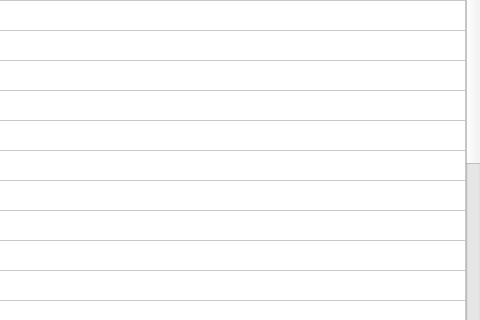
Qt form QtTBroShop/QtTBroShop.ui (TBro98/QtTBroArkShopEditingTools) before a commit; both pictures show x 800 to 1280 and y 237 to 557 of the 1280 by 700 pixel window.
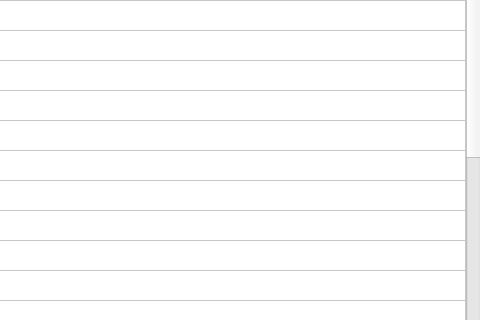
The same form after that commit. The open tabs and pages were chosen to show the change.

Diff of the .ui file:
```diff
--- a/QtTBroShop/QtTBroShop.ui
+++ b/QtTBroShop/QtTBroShop.ui
@@ -2013,7 +2013,7 @@
        <x>0</x>
        <y>0</y>
        <width>1281</width>
-       <height>621</height>
+       <height>611</height>
       </rect>
      </property>
      <property name="font">
```
